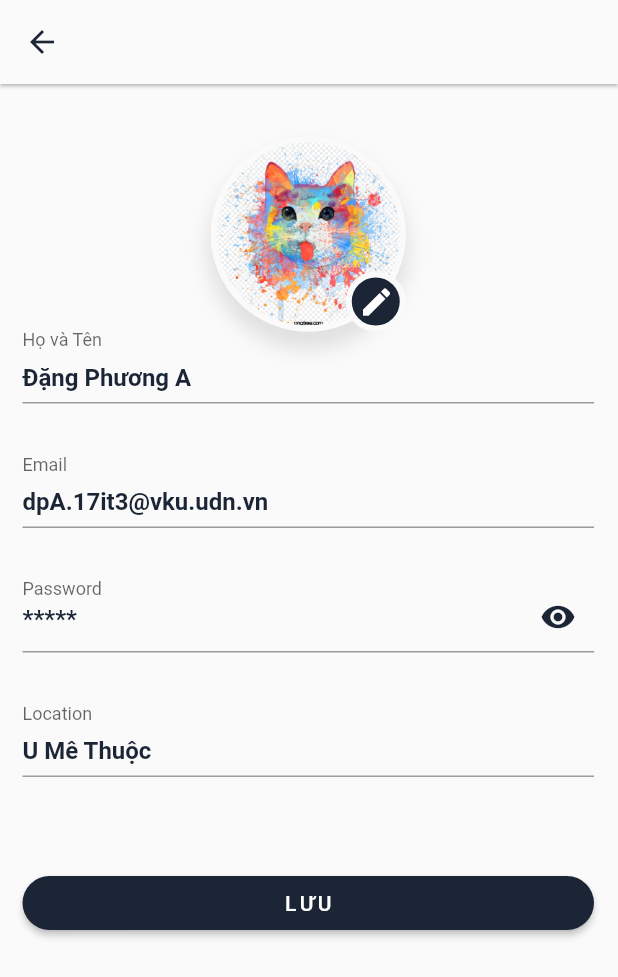
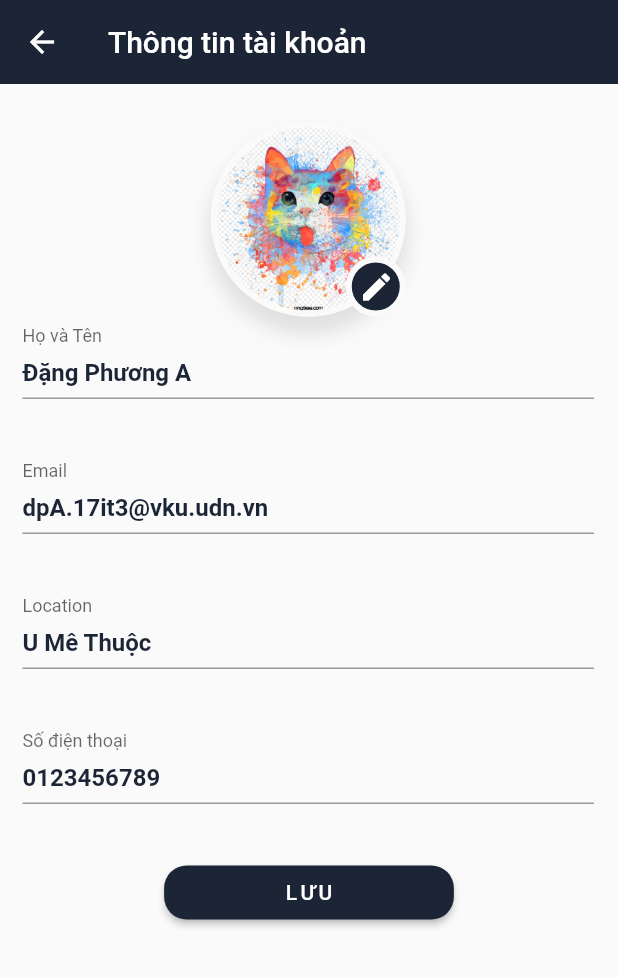
Before and after one commit to BaoKhanh99/Flutter-KaBow, a Flutter app: the Acount_Page screen opened directly, after a tap on "THÔNG TIN TÀI KHOẢN", on a phone screen of 412 x 824 dp. Shown: the top 977 px of the screen. Run offline on Flutter 3.47's test engine with Material 2 defaults, Android fonts, the phone set to English and light mode, and no system bars; our stand-ins replace carousel_pro, carousel_slider, cloud_firestore, firebase_core, firebase_storage, font_awesome_flutter; accounts and stored records are empty.

Commit message:
sua loi  vo van part2

```diff
--- a/lib/Account_Page/Account_Page.dart
+++ b/lib/Account_Page/Account_Page.dart
@@ -3,6 +3,7 @@ import 'package:flutter/material.dart';
 import 'package:kabow/Account_Page/ProfileEdit_Page.dart';
 
 class Acount_Page extends StatelessWidget {
+  bool _canShowButton = false;
   @override
   Widget build(BuildContext context) {
     return Scaffold(
@@ -115,100 +116,7 @@ class Acount_Page extends StatelessWidget {
                 ),
               ),
             ),
-            GestureDetector(
-              onTap: () {
-                showDialog(
-                    context: context,
-                    builder: (BuildContext context) {
-                      return AlertDialog(
-                        title: Text("CHÍNH SÁCH BẢO MẬT"),
-                        content: Column(
-                          mainAxisSize: MainAxisSize.min,
-                          children: [
-                            Text("OP1"),
-                            Text("OP2"),
-                            Text("OP3"),
-                            Text("OP4"),
-                          ],
-                        ),
-                        actions: [
-                          FlatButton(
-                            onPressed: () {
-                              Navigator.of(context).pop();
-                            },
-                            child: Text("Close"),
-                          ),
-                        ],
-                      );
-                    });
-              },
-              child: Padding(
-                padding: const EdgeInsets.symmetric(vertical: 8.0),
-                child: Row(
-                  mainAxisAlignment: MainAxisAlignment.spaceBetween,
-                  children: [
-                    Text(
-                      "CHÍNH SÁCH BẢO MẬT",
-                      style: TextStyle(
-                          fontSize: 18,
-                          fontWeight: FontWeight.w500,
-                          color: Colors.grey[600]),
-                    ),
-                    Icon(
-                      Icons.arrow_forward,
-                      color: Color(0xff1b2536),
-                    ),
-                  ],
-                ),
-              ),
-            ),
-            GestureDetector(
-              onTap: () {
-                showDialog(
-                    context: context,
-                    builder: (BuildContext context) {
-                      return AlertDialog(
-                        title: Text("THÔNG TIN PHÁP LÝ"),
-                        content: Column(
-                          mainAxisSize: MainAxisSize.min,
-                          children: [
-                            Text("OP1"),
-                            Text("OP2"),
-                            Text("OP3"),
-                            Text("OP4"),
-                          ],
-                        ),
-                        actions: [
-                          FlatButton(
-                            onPressed: () {
-                              Navigator.of(context).pop();
-                            },
-                            child: Text("Close"),
-                          ),
-                        ],
-                      );
-                    });
-              },
-              child: Padding(
-                padding: const EdgeInsets.symmetric(vertical: 8.0),
-                child: Row(
-                  mainAxisAlignment: MainAxisAlignment.spaceBetween,
-                  children: [
-                    Text(
-                      "THÔNG TIN PHÁP LÝ",
-                      style: TextStyle(
-                          fontSize: 18,
-                          fontWeight: FontWeight.w500,
-                          color: Colors.grey[600]),
-                    ),
-                    Icon(
-                      Icons.arrow_forward,
-                      color: Color(0xff1b2536),
-                    ),
-                  ],
-                ),
-              ),
-            ),
+
             SizedBox(
               height: 30,
             ),
@@ -386,6 +294,100 @@ class Acount_Page extends StatelessWidget {
                 ),
               ),
             ),
+            GestureDetector(
+              onTap: () {
+                showDialog(
+                    context: context,
+                    builder: (BuildContext context) {
+                      return AlertDialog(
+                        title: Text("CHÍNH SÁCH BẢO MẬT"),
+                        content: Column(
+                          mainAxisSize: MainAxisSize.min,
+                          children: [
+                            Text("OP1"),
+                            Text("OP2"),
+                            Text("OP3"),
+                            Text("OP4"),
+                          ],
+                        ),
+                        actions: [
+                          FlatButton(
+                            onPressed: () {
+                              Navigator.of(context).pop();
+                            },
+                            child: Text("Close"),
+                          ),
+                        ],
+                      );
+                    });
+              },
+              child: Padding(
+                padding: const EdgeInsets.symmetric(vertical: 8.0),
+                child: Row(
+                  mainAxisAlignment: MainAxisAlignment.spaceBetween,
+                  children: [
+                    Text(
+                      "CHÍNH SÁCH BẢO MẬT",
+                      style: TextStyle(
+                          fontSize: 18,
+                          fontWeight: FontWeight.w500,
+                          color: Colors.grey[600]),
+                    ),
+                    Icon(
+                      Icons.arrow_forward,
+                      color: Color(0xff1b2536),
+                    ),
+                  ],
+                ),
+              ),
+            ),
+            GestureDetector(
+              onTap: () {
+                showDialog(
+                    context: context,
+                    builder: (BuildContext context) {
+                      return AlertDialog(
+                        title: Text("THÔNG TIN PHÁP LÝ"),
+                        content: Column(
+                          mainAxisSize: MainAxisSize.min,
+                          children: [
+                            Text("OP1"),
+                            Text("OP2"),
+                            Text("OP3"),
+                            Text("OP4"),
+                          ],
+                        ),
+                        actions: [
+                          FlatButton(
+                            onPressed: () {
+                              Navigator.of(context).pop();
+                            },
+                            child: Text("Close"),
+                          ),
+                        ],
+                      );
+                    });
+              },
+              child: Padding(
+                padding: const EdgeInsets.symmetric(vertical: 8.0),
+                child: Row(
+                  mainAxisAlignment: MainAxisAlignment.spaceBetween,
+                  children: [
+                    Text(
+                      "THÔNG TIN PHÁP LÝ",
+                      style: TextStyle(
+                          fontSize: 18,
+                          fontWeight: FontWeight.w500,
+                          color: Colors.grey[600]),
+                    ),
+                    Icon(
+                      Icons.arrow_forward,
+                      color: Color(0xff1b2536),
+                    ),
+                  ],
+                ),
+              ),
+            ),
             SizedBox(
               height: 7,
             ),
@@ -395,7 +397,8 @@ class Acount_Page extends StatelessWidget {
                  padding: EdgeInsets.symmetric(horizontal: 40),
                  shape: RoundedRectangleBorder(
                      borderRadius: BorderRadius.circular(20)),
-                 onPressed: () {},
+                 onPressed: () {
+                 },
                  child: Text(
                    "SIGN OUT",
                    style: TextStyle(
--- a/lib/Account_Page/ProfileEdit_Page.dart
+++ b/lib/Account_Page/ProfileEdit_Page.dart
@@ -13,54 +13,140 @@ class ProfileEdit_page extends StatelessWidget{
     // TODO: implement build
     Size size = MediaQuery.of(context).size;
     return Scaffold(
-      appBar: AppBar(
-        backgroundColor: Theme.of(context).scaffoldBackgroundColor,
-        elevation: 1,
-        leading: IconButton(
-          icon: Icon(
-            Icons.arrow_back,
-            color: Color(0xff1b2536),
+//      appBar: AppBar(
+//        backgroundColor: Theme.of(context).scaffoldBackgroundColor,
+//        elevation: 1,
+//        leading: IconButton(
+//          icon: Icon(
+//            Icons.arrow_back,
+//            color: Color(0xff1b2536),
+//          ),
+//          onPressed:(){
+//            Navigator.of(context).push(MaterialPageRoute(builder: (BuildContext context) => Acount_Page() ));
+//          }
+//          ),
+//        ),
+//      body: Container(
+//        padding: EdgeInsets.only(left: 15, top: 25, right: 16),
+//        child: GestureDetector(
+//          onTap: (){
+//            FocusScope.of(context).unfocus();
+//          },
+//          child: ListView(
+//            children: [
+//              SizedBox(
+//                height: 10,
+//              ),
+//              Center(
+//                child: Stack(
+//                  children: [
+//                    Container(
+//                      width: 130,
+//                      height: 130,
+//                      decoration:  BoxDecoration(
+//                        border: Border.all(
+//                          width: 4,
+//                          color: Theme.of(context).scaffoldBackgroundColor
+//                        ),
+//                        boxShadow: [
+//                          BoxShadow(
+//                            spreadRadius: 2,
+//                            blurRadius: 10,
+//                            color: Colors.black.withOpacity(0.1),
+//                            offset: Offset(0,10),
+//                          )
+//                        ],
+//                        shape: BoxShape.circle,
+//                        image:  DecorationImage(
+//                          image: AssetImage('assets/Images/meo4.jpg'),
+//                          fit: BoxFit.cover,
+//                        ),
+//                      ),
+//                    ),
+//                    Positioned(
+//                        bottom: 0,
+//                        right: 0,
+//                        child: Container(
+//                      height: 40,
+//                      width: 40,
+//                      decoration: BoxDecoration(
+//                        shape: BoxShape.circle,
+//                        border: Border.all(
+//                          width: 4,
+//                          color: Theme.of(context).scaffoldBackgroundColor
+//                        ),
+//                        color: Color(0xff1b2536),
+//                      ),
+//                      child: IconButton(
+//                        padding: EdgeInsets.only(left: 1),
+//                        onPressed: (){},
+//                        icon: Icon(
+//                          Icons.edit,
+//                          color: Colors.white,
+//                        ),
+//                        ),
+//                    ),
+//                    ),
+//                  ],
+//                ),
+//              ),
+//              buildTextField("Họ và Tên", "Đặng Phương A", false),
+//              buildTextField("Email", "dpA.17it3@vku.udn.vn",false),
+//              buildTextField("Password", "*****",true),
+//              buildTextField("Location", "U Mê Thuộc",false),
+//              SizedBox(
+//                height: 25,
+//              ),
+//              RaisedButton(
+//                onPressed: (){},
+//                color: Color(0xff1b2536),
+//                padding: EdgeInsets.symmetric(horizontal: 60),
+//                elevation: 2,
+//                shape: RoundedRectangleBorder(borderRadius: BorderRadius.circular(20)),
+//                child:
+//                Text("LƯU",
+//                  style: TextStyle(
+//                    fontSize: 14,
+//                    color: Colors.white,
+//                    letterSpacing: 2.2,
+//                  ),),)
+//
+//            ],
+//          ),
+//        ),
+//      ),
+      body: CustomScrollView(
+        slivers: [
+          SliverAppBar(
+            title: Text("Thông tin tài khoản"),
           ),
-          onPressed:(){
-            Navigator.of(context).push(MaterialPageRoute(builder: (BuildContext context) => Acount_Page() ));
-          }
-          ),
-        ),
-      body: Container(
+
+            SliverToBoxAdapter(
+               child: Center(
+                 child: Container(
                      padding: EdgeInsets.only(left: 15, top: 25, right: 16),
-        child: GestureDetector(
-          onTap: (){
-            FocusScope.of(context).unfocus();
-          },
-          child: ListView(
-            children: [
-              SizedBox(
-                height: 10,
-              ),
-              Center(
                     child: Stack(
                      children: [
                        Container(
                          width: 130,
                          height: 130,
-                      decoration:  BoxDecoration(
+                         decoration: BoxDecoration(
                            border: Border.all(
                              width: 4,
-                          color: Theme.of(context).scaffoldBackgroundColor
+                             color: Theme.of(context).scaffoldBackgroundColor,
                            ),
                            boxShadow: [
                              BoxShadow(
-                            spreadRadius: 2,
-                            blurRadius: 10,
+                               spreadRadius: 2, blurRadius: 10,
                                color: Colors.black.withOpacity(0.1),
                                offset: Offset(0,10),
-                          )
+                             ),
                            ],
                            shape: BoxShape.circle,
-                        image:  DecorationImage(
-                          image: AssetImage('assets/Images/meo4.jpg'),
+                           image: DecorationImage(
                              fit: BoxFit.cover,
-                        ),
+                             image: AssetImage("assets/Images/meo4.jpg"),
+                           )
                          ),
                        ),
                        Positioned(
@@ -70,12 +156,13 @@ class ProfileEdit_page extends StatelessWidget{
                          height: 40,
                          width: 40,
                          decoration: BoxDecoration(
+                           color: Color(0xff1b2536),
                            shape: BoxShape.circle,
                            border: Border.all(
                              width: 4,
-                          color: Theme.of(context).scaffoldBackgroundColor
+                             color: Theme.of(context).scaffoldBackgroundColor,
+
                            ),
-                        color: Color(0xff1b2536),
                          ),
                          child: IconButton(
                            padding: EdgeInsets.only(left: 1),
@@ -90,136 +177,39 @@ class ProfileEdit_page extends StatelessWidget{
                      ],
                    ),
             ),
+               ),
+                ),
+          SliverList(
+              delegate: SliverChildListDelegate([
                 buildTextField("Họ và Tên", "Đặng Phương A", false),
                 buildTextField("Email", "dpA.17it3@vku.udn.vn",false),
-              buildTextField("Password", "*****",true),
                 buildTextField("Location", "U Mê Thuộc",false),
-              SizedBox(
-                height: 25,
-              ),
-              RaisedButton(
+                buildTextField("Số điện thoại", "0123456789", false),
+                Center(
+                  child: RaisedButton(
                     onPressed: (){},
                     color: Color(0xff1b2536),
-                padding: EdgeInsets.symmetric(horizontal: 60),
+                    padding:  EdgeInsets.symmetric(horizontal: 80),
                     elevation: 2,
-                shape: RoundedRectangleBorder(borderRadius: BorderRadius.circular(20)),
+                    shape: RoundedRectangleBorder(borderRadius: BorderRadius.circular(15)),
                     child:
                     Text("LƯU",
                       style: TextStyle(
                         fontSize: 14,
                         color: Colors.white,
                         letterSpacing: 2.2,
-                  ),),)
+                      ),),),
+                )
 
+          ]))
         ],
       ),
-        ),
-      ),
-//      body: CustomScrollView(
-//        slivers: [
-//          SliverAppBar(
-//            title: Text("Thông tin tài khoản"),
-//          ),
-//          SliverPadding(
-//            padding: EdgeInsets.only(left: size.width*0.045, top: size.height*0.035, right: size.width*0.45),
-//            sliver: SliverToBoxAdapter(
-//              child: GestureDetector(
-//                onTap: (){
-//                  FocusScope.of(context).unfocus();
-//                },
-//                child: ListView(
-//                  children: [
-//                    SizedBox(
-//                      height: 10,
-//                    ),
-//                    Center(
-//                      child: Stack(
-//                        children: [
-//                          Container(
-//                            width: 130,
-//                            height: 130,
-//                            decoration:  BoxDecoration(
-//                              border: Border.all(
-//                                  width: 4,
-//                                  color: Theme.of(context).scaffoldBackgroundColor
-//                              ),
-//                              boxShadow: [
-//                                BoxShadow(
-//                                  spreadRadius: 2,
-//                                  blurRadius: 10,
-//                                  color: Colors.black.withOpacity(0.1),
-//                                  offset: Offset(0,10),
-//                                )
-//                              ],
-//                              shape: BoxShape.circle,
-//                              image:  DecorationImage(
-//                                image: AssetImage('assets/Images/meo4.jpg'),
-//                                fit: BoxFit.cover,
-//                              ),
-//                            ),
-//                          ),
-//                          Positioned(
-//                            bottom: 0,
-//                            right: 0,
-//                            child: Container(
-//                              height: 40,
-//                              width: 40,
-//                              decoration: BoxDecoration(
-//                                shape: BoxShape.circle,
-//                                border: Border.all(
-//                                    width: 4,
-//                                    color: Theme.of(context).scaffoldBackgroundColor
-//                                ),
-//                                color: Color(0xff1b2536),
-//                              ),
-//                              child: IconButton(
-//                                padding: EdgeInsets.only(left: 1),
-//                                onPressed: (){},
-//                                icon: Icon(
-//                                  Icons.edit,
-//                                  color: Colors.white,
-//                                ),
-//                              ),
-//                            ),
-//                          ),
-//                        ],
-//                      ),
-//                    ),
-//                    buildTextField("Họ và Tên", "Đặng Phương A", false),
-//                    buildTextField("Email", "dpA.17it3@vku.udn.vn",false),
-//                    buildTextField("Password", "*****",true),
-//                    buildTextField("Location", "U Mê Thuộc",false),
-//                    SizedBox(
-//                      height: 25,
-//                    ),
-//                    RaisedButton(
-//                      onPressed: (){},
-//                      color: Color(0xff1b2536),
-//                      padding: EdgeInsets.symmetric(horizontal: 60),
-//                      elevation: 2,
-//                      shape: RoundedRectangleBorder(borderRadius: BorderRadius.circular(20)),
-//                      child:
-//                      Text("LƯU",
-//                        style: TextStyle(
-//                          fontSize: 14,
-//                          color: Colors.white,
-//                          letterSpacing: 2.2,
-//                        ),
-//                      ),
-//                    ),
-//                  ],
-//                ),
-//              ),
-//            ),
-//          ),
-//        ],
-//      ),
     );
   }
 
   Widget buildTextField( String labelText, String placeholder, bool isPasswordTextField) {
     return Padding(
-      padding: const EdgeInsets.only(bottom: 35.0),
+      padding: const EdgeInsets.only(bottom: 35.0,left: 15, top: 7, right: 16),
       child: TextField(
         obscureText: isPasswordTextField ? showPassword:false,
                 decoration: InputDecoration(
```
Lines whose indentation alone changed are shown as unchanged.
